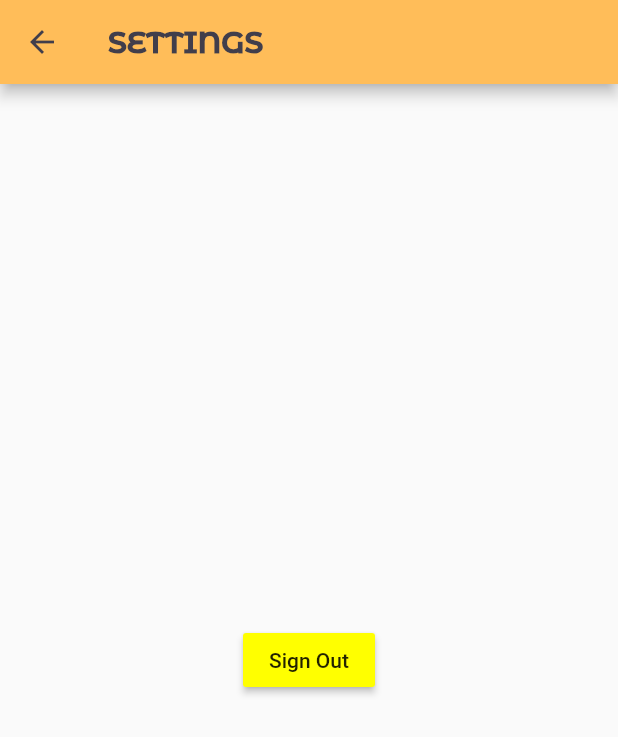
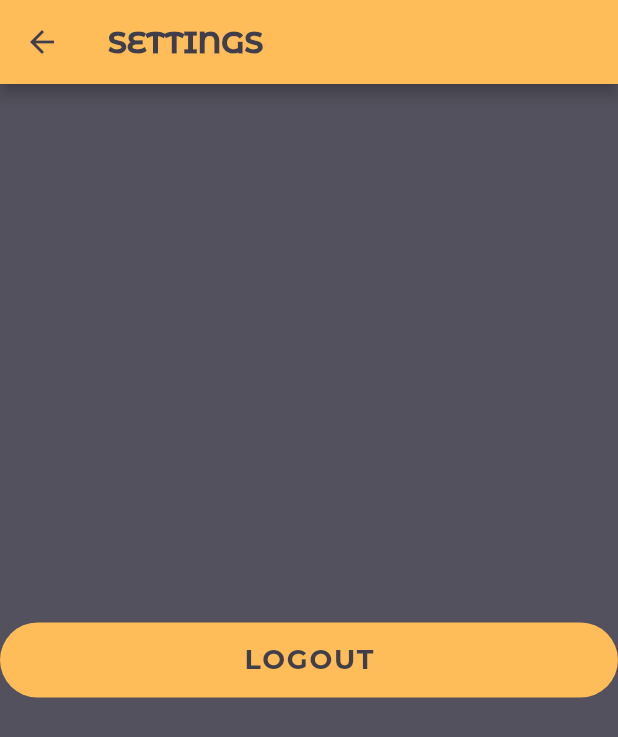
Before and after one commit to Nachiket-N/Formela-Flutter-App, a Flutter app: the SettingsPage screen opened by its route, on a phone screen of 412 x 824 dp. Shown: the top 737 px of the screen. Run offline on Flutter 3.47's test engine with Material 2 defaults, Android fonts, the phone set to English and light mode, and no system bars; our stand-ins replace firebase_auth, firebase_core; accounts and stored records are empty; project files that could hold a hidden picture were left out.

Commit message:
modified settingspage

```diff
--- a/lib/settings.dart
+++ b/lib/settings.dart
@@ -1,3 +1,5 @@
+// ignore_for_file: prefer_const_constructors
+
 import 'package:flutter/material.dart';
 import 'package:firebase_auth/firebase_auth.dart';
 import 'package:firebase_core/firebase_core.dart';
@@ -16,14 +18,39 @@ class _SettingsPageState extends State<SettingsPage> {
   Widget build(BuildContext context) {
     return Scaffold(
       appBar: formelaAppBar(titleName: "SETTINGS"),
+      backgroundColor: const Color.fromRGBO(65, 62, 75, 0.9),
       body: Center(
-        child: MaterialButton(
-          color: Colors.yellowAccent,
-          onPressed: () async {
-            await FirebaseAuth.instance.signOut();
-            Navigator.pushNamed(context, '/landingPage');
-          },
-          child: Text('Sign Out'),
+        child: Container(
+          height: 50.0,
+          child: GestureDetector(
+            onTap: () async {
+              await FirebaseAuth.instance.signOut();
+              Navigator.pushNamed(context, '/landingPage');
+            },
+            child: Container(
+              decoration: BoxDecoration(
+                color: Color.fromRGBO(255, 189, 89, 1),
+                borderRadius: BorderRadius.circular(30.0),
+              ),
+              child: Row(
+                mainAxisAlignment: MainAxisAlignment.center,
+                children: const <Widget>[
+                  Center(
+                    child: Text(
+                      "LOGOUT",
+                      style: TextStyle(
+                        color: Color.fromRGBO(65, 62, 75, 1),
+                        fontFamily: 'Montserrat',
+                        fontSize: 18,
+                        fontWeight: FontWeight.w700,
+                        letterSpacing: 1.2,
+                      ),
+                    ),
+                  )
+                ],
+              ),
+            ),
+          ),
         ),
       ),
     );
```
